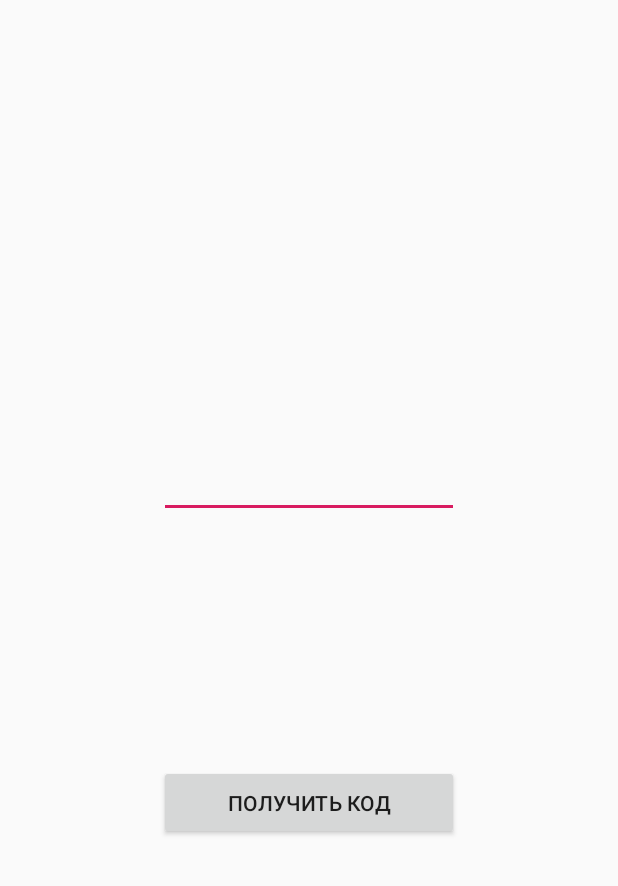
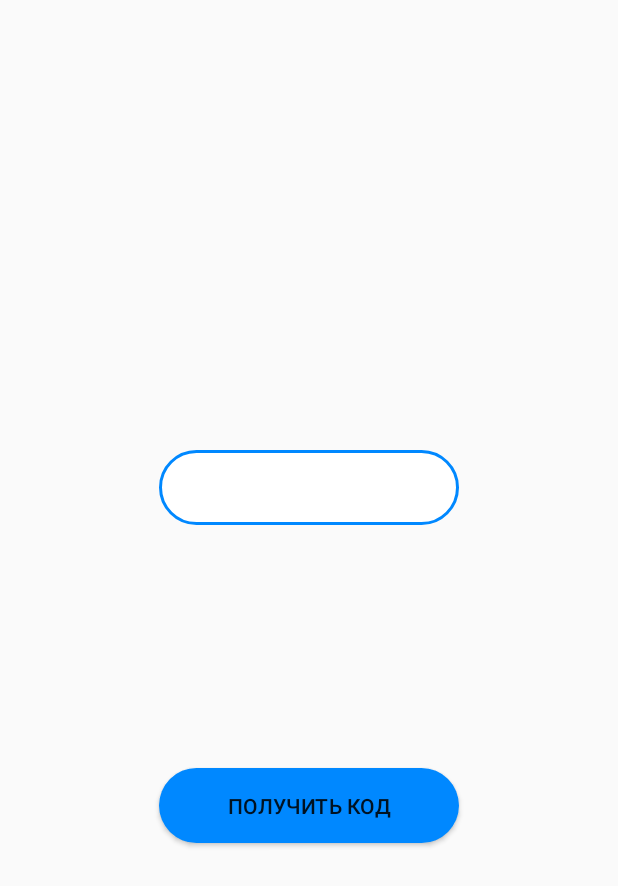
Before and after one commit to ArtemEws/TelegramManager, an Android app: the layout activity_authorisation_one.xml on its own in the app's theme, with its tools: preview values and no code run, on a phone screen of 412 x 824 dp. Shown: the top 886 px of the screen. Run offline under Robolectric (Android 15) with nearby library versions, the phone set to English and light mode, and no system bars.

Commit message:
login state & some style fixes

```diff
--- a/app/src/main/AndroidManifest.xml
+++ b/app/src/main/AndroidManifest.xml
@@ -9,7 +9,7 @@
             android:roundIcon="@mipmap/ic_launcher_round"
             android:supportsRtl="true"
             android:theme="@style/AppTheme">
-		<activity android:name=".MainActivity">
+	<activity android:name=".MainActivity">
 			<intent-filter>
 				<action android:name="android.intent.action.MAIN"/>
 
--- a/app/src/main/java/org/telegram/telegramchanelmaster/Activities/LoginActivity.java
+++ b/app/src/main/java/org/telegram/telegramchanelmaster/Activities/LoginActivity.java
@@ -15,7 +15,7 @@ public class LoginActivity extends AppCompatActivity{
     @Override
     protected void onCreate(Bundle savedInstanceState) {
         super.onCreate(savedInstanceState);
-        setContentView(R.layout.activity_authorization);
+        setContentView(R.layout.activity_authorisation_one);
 
         Button getCodeButton = findViewById(R.id.getCodeButton);
         EditText phoneNumberField = findViewById(R.id.phoneNumberField);
--- /dev/null
+++ b/app/src/main/res/drawable/edit_text_login.xml
@@ -0,0 +1,13 @@
+<?xml version="1.0" encoding="utf-8"?>
+<selector
+        xmlns:android="http://schemas.android.com/apk/res/android">
+    <item>
+        <shape>
+            <solid android:color="@android:color/white"/>
+            <corners android:radius="25dp"/>
+            <stroke
+                    android:color="@color/colorAccent"
+                    android:width="2dp"/>
+        </shape>
+    </item>
+</selector>
--- a/app/src/main/res/drawable/login_button.xml
+++ b/app/src/main/res/drawable/login_button.xml
@@ -3,10 +3,8 @@
 		xmlns:android="http://schemas.android.com/apk/res/android">
 	<item>
 		<shape>
-			<solid android:color="#fff"/>
-			<corners android:radius="5dp"/>
-			<stroke android:color="#000"
-					android:width="1dp"/>
+			<solid android:color="@color/colorAccent"/>
+			<corners android:radius="25dp"/>
 		</shape>
 	</item>
 </selector>
--- /dev/null
+++ b/app/src/main/res/layout/activity_authorisation_home.xml
@@ -0,0 +1,6 @@
+<?xml version="1.0" encoding="utf-8"?>
+<android.support.constraint.ConstraintLayout xmlns:android="http://schemas.android.com/apk/res/android"
+              android:layout_width="match_parent"
+              android:layout_height="match_parent">
+
+</android.support.constraint.ConstraintLayout>
--- a/app/src/main/res/layout/activity_authorization.xml
+++ b/app/src/main/res/layout/activity_authorisation_one.xml
@@ -9,10 +9,11 @@
 
 	<EditText
 			android:layout_width="200dp"
-			android:layout_height="wrap_content"
+			android:layout_height="50dp"
 			android:inputType="phone"
 			android:ems="10"
 			android:id="@+id/phoneNumberField"
+			android:background="@drawable/edit_text_login"
 			app:layout_constraintTop_toTopOf="parent"
 			app:layout_constraintStart_toStartOf="parent"
 			app:layout_constraintEnd_toEndOf="parent"
@@ -22,6 +23,7 @@
 			android:layout_width="200dp"
 			android:layout_height="50dp"
 			android:id="@+id/getCodeButton"
+			android:background="@drawable/login_button"
 			app:layout_constraintBottom_toBottomOf="parent"
 			app:layout_constraintEnd_toEndOf="parent"
 			app:layout_constraintTop_toBottomOf="@id/phoneNumberField"
--- a/app/src/main/res/values/colors.xml
+++ b/app/src/main/res/values/colors.xml
@@ -2,5 +2,5 @@
 <resources>
     <color name="colorPrimary">#008577</color>
     <color name="colorPrimaryDark">#00574B</color>
-    <color name="colorAccent">#D81B60</color>
+    <color name="colorAccent">#0088ff</color>
 </resources>
--- a/app/src/main/res/values/styles.xml
+++ b/app/src/main/res/values/styles.xml
@@ -1,7 +1,7 @@
 <resources>
 
     <!-- Base application theme. -->
-    <style name="AppTheme" parent="Theme.AppCompat.Light.DarkActionBar">
+    <style name="AppTheme" parent="Theme.AppCompat.Light.NoActionBar">
         <!-- Customize your theme here. -->
         <item name="colorPrimary">@color/colorPrimary</item>
         <item name="colorPrimaryDark">@color/colorPrimaryDark</item>
```
Also changed, not shown: app/src/main/res/layout/activity_authorisation_two.xml (added, +32 -0 lines), app/src/main/res/images/logo.png (added).
